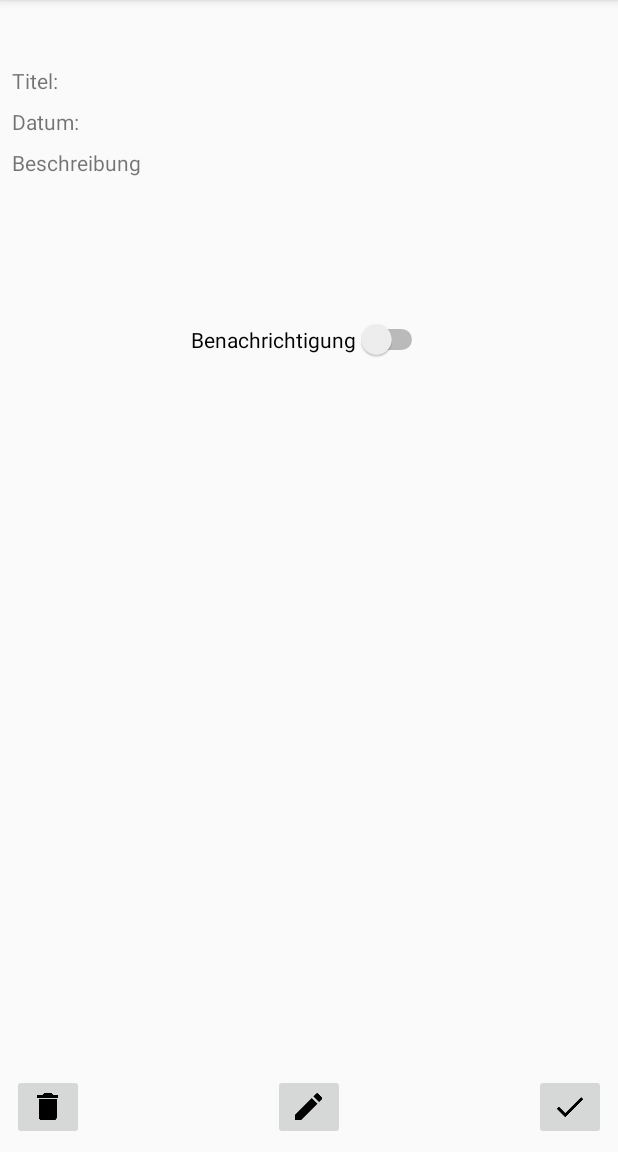
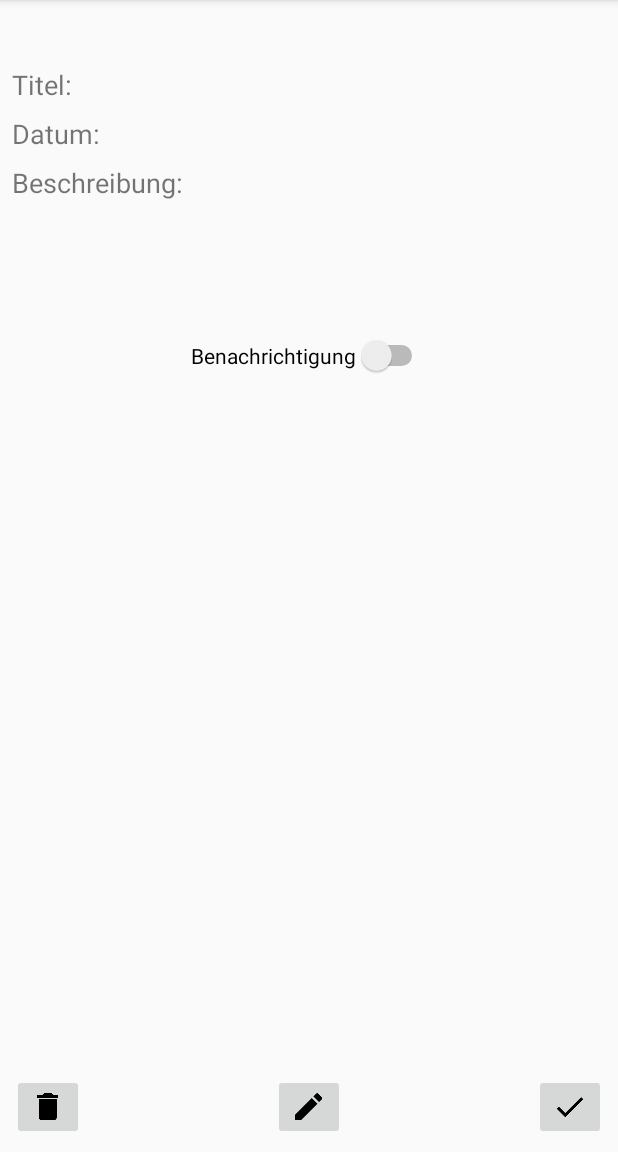
Before and after one commit to badogluEnis/android_toDos, an Android app: the DetailsActivity screen opened directly, with no data from a screen before it, on a phone screen of 412 x 824 dp, the part 84-1236 px from its top. Run offline under Robolectric (Android 15) with nearby library versions, the phone set to English and light mode, and no system bars; 5 statements that could not run were skipped.

Commit message:
Fehler behandelt und Grösse der Schrift geändert

```diff
--- a/ToDos/app/src/main/java/ch/bbcag/todos/EditActivity.java
+++ b/ToDos/app/src/main/java/ch/bbcag/todos/EditActivity.java
@@ -87,9 +87,9 @@ public class EditActivity extends AppCompatActivity {
 
                 }
 
-                if (desc.getText().length() >= 100) {
+                if (desc.getText().length() >= 150) {
 
-                    desc.setError("Nicht mehr als 100 Zeichen verwenden");
+                    desc.setError("Nicht mehr als 150 Zeichen verwenden");
                     return;
                 }
 
--- a/ToDos/app/src/main/res/layout/activity_details.xml
+++ b/ToDos/app/src/main/res/layout/activity_details.xml
@@ -13,6 +13,7 @@
         android:layout_marginLeft="8dp"
         android:layout_marginTop="44dp"
         android:text="Titel:"
+        android:textSize="18sp"
         app:layout_constraintLeft_toLeftOf="parent"
         app:layout_constraintTop_toTopOf="parent" />
 
@@ -35,7 +36,8 @@
         android:layout_height="wrap_content"
         android:layout_marginLeft="8dp"
         android:layout_marginTop="8dp"
-        android:text="Beschreibung"
+        android:text="Beschreibung:"
+        android:textSize="18sp"
         app:layout_constraintLeft_toLeftOf="parent"
         app:layout_constraintTop_toBottomOf="@+id/textView8" />
 
@@ -43,40 +45,44 @@
         android:id="@+id/textView8"
         android:layout_width="wrap_content"
         android:layout_height="wrap_content"
+        android:layout_marginLeft="8dp"
+        android:layout_marginTop="8dp"
         android:text="Datum:"
-        android:layout_marginLeft="8dp"
+        android:textSize="18sp"
         app:layout_constraintLeft_toLeftOf="parent"
-        android:layout_marginTop="8dp"
         app:layout_constraintTop_toBottomOf="@+id/textView6" />
 
     <TextView
         android:id="@+id/infoDate"
         android:layout_width="wrap_content"
         android:layout_height="wrap_content"
+        android:layout_marginRight="189dp"
+        android:layout_marginTop="8dp"
         android:text="Name"
-        android:layout_marginRight="189dp"
+        android:textSize="18sp"
         app:layout_constraintRight_toRightOf="parent"
-        android:layout_marginTop="8dp"
         app:layout_constraintTop_toBottomOf="@+id/infoName" />
 
     <TextView
         android:id="@+id/infoName"
         android:layout_width="wrap_content"
         android:layout_height="wrap_content"
+        android:layout_marginRight="190dp"
+        android:layout_marginTop="44dp"
         android:text="Name"
-        android:layout_marginRight="190dp"
+        android:textSize="18sp"
         app:layout_constraintRight_toRightOf="parent"
-        app:layout_constraintTop_toTopOf="parent"
-        android:layout_marginTop="44dp" />
+        app:layout_constraintTop_toTopOf="parent" />
 
     <TextView
         android:id="@+id/infoDesc"
         android:layout_width="156dp"
         android:layout_height="77dp"
         android:layout_marginRight="71dp"
+        android:layout_marginTop="7dp"
         android:text="Beschreibung"
+        android:textSize="18sp"
         app:layout_constraintRight_toRightOf="parent"
-        android:layout_marginTop="7dp"
         app:layout_constraintTop_toBottomOf="@+id/infoDate" />
 
     <ImageButton
```
Also changed, not shown: ToDos/app/src/main/java/ch/bbcag/todos/CreateActivity.java (+2 -14 lines), ToDos/app/src/main/res/layout/activity_details_closed.xml (+15 -9 lines).
